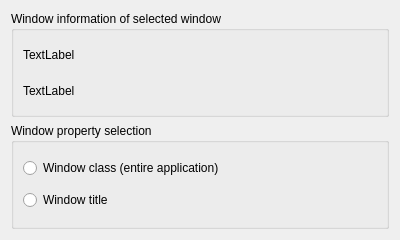
The window that uic/detectdialog.ui (autokey/autokey) describes before a commit, drawn with Qt 5.
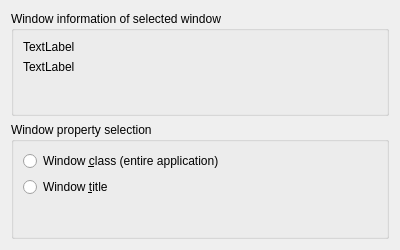
The same window after the commit. Custom widgets are drawn as their Qt base class.

Commit message: Window property detect widget: Removed KDE dependencies.

The edit to the form file:
```diff
--- a/uic/detectdialog.ui
+++ b/uic/detectdialog.ui
@@ -7,14 +7,14 @@
     <x>0</x>
     <y>0</y>
     <width>400</width>
-    <height>240</height>
+    <height>250</height>
    </rect>
   </property>
   <property name="windowTitle">
    <string>Form</string>
   </property>
-  <layout class="QVBoxLayout" name="verticalLayout">
-   <item>
+  <layout class="QGridLayout" name="gridLayout">
+   <item row="0" column="0">
     <widget class="QGroupBox" name="groupBox">
      <property name="layoutDirection">
       <enum>Qt::LeftToRight</enum>
@@ -37,11 +37,24 @@
         </property>
        </widget>
       </item>
+      <item>
+       <spacer name="verticalSpacer">
+        <property name="orientation">
+         <enum>Qt::Vertical</enum>
+        </property>
+        <property name="sizeHint" stdset="0">
+         <size>
+          <width>20</width>
+          <height>40</height>
+         </size>
+        </property>
+       </spacer>
+      </item>
      </layout>
     </widget>
    </item>
-   <item>
-    <widget class="KButtonGroup" name="kbuttongroup">
+   <item row="1" column="0">
+    <widget class="QGroupBox" name="groupBox_2">
      <property name="title">
       <string>Window property selection</string>
      </property>
@@ -49,30 +62,35 @@
       <item>
        <widget class="QRadioButton" name="classButton">
         <property name="text">
-         <string>Window class (entire application)</string>
+         <string>Window &amp;class (entire application)</string>
         </property>
        </widget>
       </item>
       <item>
        <widget class="QRadioButton" name="titleButton">
         <property name="text">
-         <string>Window title</string>
+         <string>Window &amp;title</string>
         </property>
        </widget>
       </item>
+      <item>
+       <spacer name="verticalSpacer_2">
+        <property name="orientation">
+         <enum>Qt::Vertical</enum>
+        </property>
+        <property name="sizeHint" stdset="0">
+         <size>
+          <width>20</width>
+          <height>40</height>
+         </size>
+        </property>
+       </spacer>
+      </item>
      </layout>
     </widget>
    </item>
   </layout>
  </widget>
- <customwidgets>
-  <customwidget>
-   <class>KButtonGroup</class>
-   <extends>QGroupBox</extends>
-   <header>kbuttongroup.h</header>
-   <container>1</container>
-  </customwidget>
- </customwidgets>
  <resources/>
  <connections/>
 </ui>
```
